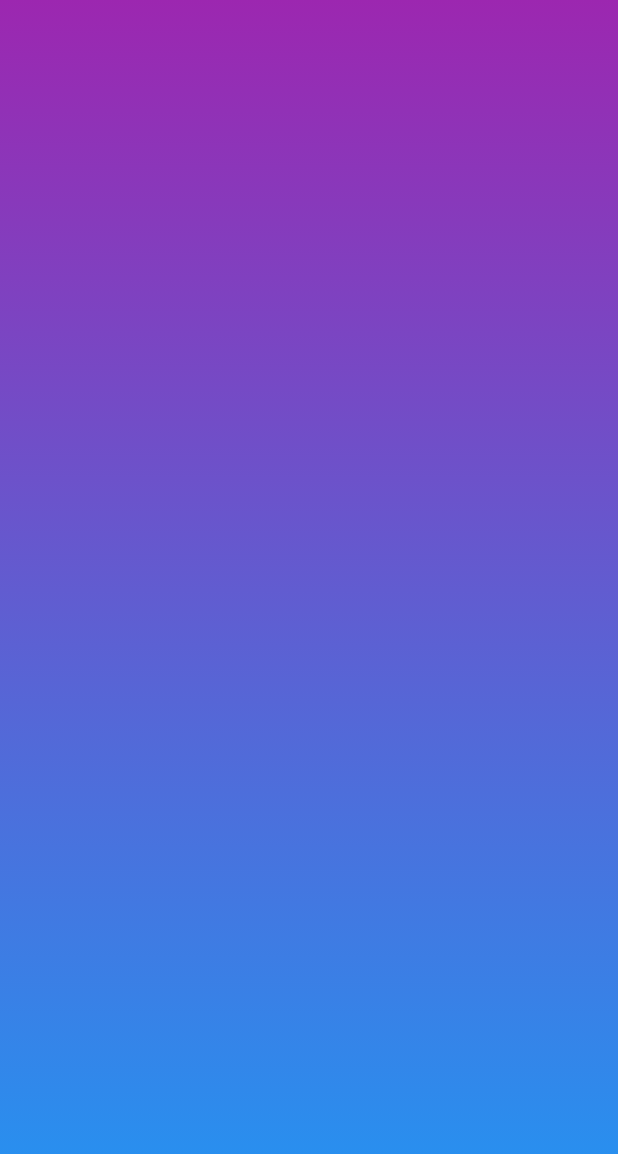
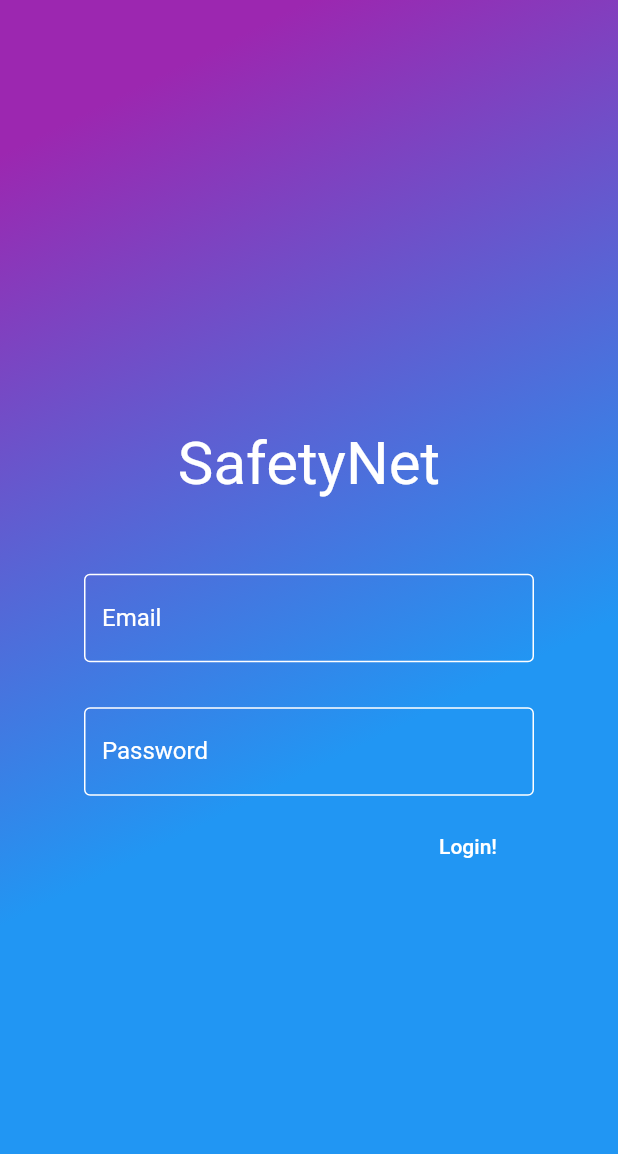
Before and after one commit to varun-ramani/Intellicity, a Flutter app: the screen it shows after launch, on a phone screen of 412 x 824 dp. Shown: the top 1154 px of the screen. Run offline on Flutter 3.47's test engine with Material 2 defaults, Android fonts, the phone set to English and light mode, and no system bars; Roboto replaces fonts that are missing (Verdana).

Commit message:
Finished login screen

```diff
--- /dev/null
+++ b/safetynetapp/lib/loginscreen.dart
@@ -0,0 +1,104 @@
+import 'package:flutter/material.dart';
+
+class LoginScreen extends StatefulWidget {
+  State<LoginScreen> createState() {
+    return LoginScreenState();
+  }
+}
+class LoginScreenState extends State<LoginScreen> {
+  final emailController = TextEditingController();
+  final passwordController = TextEditingController();
+
+  void login() {
+    String email = emailController.value.text;
+    String password = emailController.value.text;
+
+    Navigator.pushReplacementNamed(context, '/home');
+  }
+
+  Widget build(BuildContext context) {
+    final emailField = Container(
+      width: 300.0,
+      child: TextField(
+        controller: emailController,
+        cursorColor: Colors.white,
+        style: TextStyle(color: Colors.white),
+        decoration: InputDecoration(
+          border: OutlineInputBorder(),
+          labelText: "Email",
+          labelStyle: TextStyle(color: Colors.white),
+          enabledBorder: OutlineInputBorder(
+            borderSide: const BorderSide(color: Colors.white)
+          ),
+          focusedBorder: OutlineInputBorder(
+            borderSide: const BorderSide(color: Colors.white, width: 3.0),
+          )
+        )
+      ),
+      margin: EdgeInsets.only(bottom: 30.0),
+    );
+
+    final passwordField = Container(
+      width: 300.0,
+      child: TextField(
+        controller: passwordController,
+        obscureText: true,
+        cursorColor: Colors.white,
+        style: TextStyle(color: Colors.white),
+        decoration: InputDecoration(
+          border: OutlineInputBorder(),
+          labelText: "Password",
+          labelStyle: TextStyle(color: Colors.white),
+          enabledBorder: OutlineInputBorder(
+            borderSide: const BorderSide(color: Colors.white)
+          ),
+          focusedBorder: OutlineInputBorder(
+            borderSide: const BorderSide(color: Colors.white, width: 3.0),
+          )
+        )
+      )
+    );
+
+    final loginButton = MaterialButton(
+      child: Text("Login!", style: TextStyle(color: Colors.white)),
+      onPressed: login,
+      animationDuration: Duration(seconds: 5),
+    );
+
+    final loginTitle = Container(
+      padding: EdgeInsets.all(50.0),
+      child: Text("SafetyNet", style: TextStyle(color: Colors.white, fontSize: 40.0, fontFamily: "Verdana")),
+    );
+
+    return Scaffold(
+      body: Container(
+        alignment: Alignment.center,
+        child: Column(
+          crossAxisAlignment: CrossAxisAlignment.center,
+          mainAxisAlignment: MainAxisAlignment.center,
+          children: <Widget>[
+            loginTitle,
+            emailField,
+            passwordField,
+            Container(
+              width: 300.0,
+              padding: EdgeInsets.only(top: 10.0),
+              child: Row(
+                mainAxisAlignment: MainAxisAlignment.end,
+                children: <Widget>[
+                  loginButton
+                ],
+              ),
+            )
+          ],
+        ),
+        decoration: BoxDecoration(
+          gradient: LinearGradient(
+            colors: [Colors.purple, Colors.blue],
+            begin: Alignment.topCenter
+          )
+        ),
+      )
+    );
+  }
+}
--- a/safetynetapp/lib/main.dart
+++ b/safetynetapp/lib/main.dart
@@ -1,4 +1,5 @@
 import 'package:flutter/material.dart';
+import 'loginscreen.dart';
 
 void main() => runApp(MyApp());
 
@@ -8,30 +9,8 @@ class MyApp extends StatelessWidget {
       title: "SafetyNet",
       initialRoute: '/login',
       routes: {
-        '/login': (context) => LoginPage()
+        '/login': (context) => LoginScreen(),
       },
     );
   }
 }
-
-class LoginPage extends StatefulWidget {
-  State<LoginPage> createState() {
-    return LoginPageState();
-  }
-}
-
-class LoginPageState extends State<LoginPage> {
-  Widget build(BuildContext context) {
-    return Scaffold(
-      body: Container(
-        decoration: BoxDecoration(
-          gradient: LinearGradient(
-            colors: [Colors.purple, Colors.blue],
-            begin: Alignment.topCenter,
-            end: Alignment.bottomCenter
-          )
-        ),
-      )
-    );
-  }
-}
```
